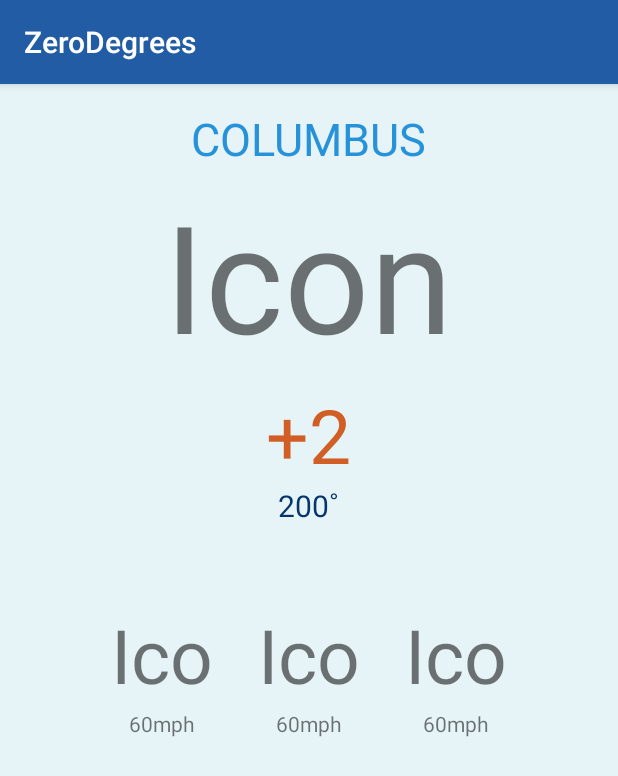
After one commit to ishg/ZeroDegrees, an Android app: the fragment HomeFragment shown on its own in the app's theme, on a phone screen of 412 x 824 dp. The commit adds this screen. Shown: the top 776 px of the screen. Run offline under Robolectric (Android 15) with nearby library versions, the phone set to English and light mode, and no system bars; our stand-ins replace Volley.

Commit message:
separating into fragments

```diff
--- /dev/null
+++ b/app/src/main/java/com/ishmeetgrewal/zerodegrees/HomeFragment.java
@@ -0,0 +1,204 @@
+package com.ishmeetgrewal.zerodegrees;
+
+import android.graphics.Typeface;
+import android.support.v4.app.Fragment;
+import android.content.Context;
+import android.os.Bundle;
+import android.util.Log;
+import android.view.LayoutInflater;
+import android.view.View;
+import android.view.ViewGroup;
+import android.widget.TextView;
+import android.widget.Toast;
+
+import com.android.volley.Request;
+import com.android.volley.RequestQueue;
+import com.android.volley.Response;
+import com.android.volley.VolleyError;
+import com.android.volley.toolbox.StringRequest;
+import com.android.volley.toolbox.Volley;
+
+import org.json.JSONObject;
+
+/**
+ * Created by ishmeet on 3/27/16.
+ */
+public class HomeFragment extends Fragment {
+
+
+
+    Context context;
+    Typeface weatherFont;
+
+    //UI ELEMENTS
+    TextView windTextView, precipTextView, visibilityTextView, actualTempView, customTempView, locationTextView;
+    TextView weatherIcon, windImageView, precipImageView, visibilityImageView;
+
+    public HomeFragment() {
+        // Required empty public constructor
+    }
+
+    @Override
+    public void onCreate(Bundle savedInstanceState) {
+        super.onCreate(savedInstanceState);
+        context = getContext();
+    }
+
+    @Override
+    public View onCreateView(LayoutInflater inflater, ViewGroup container,
+                             Bundle savedInstanceState) {
+        // Inflate the layout for this fragment
+        View rootView = inflater.inflate(R.layout.fragment_home, container, false);
+
+        weatherFont = Typeface.createFromAsset(context.getAssets(), "fonts/weather.ttf");
+
+        locationTextView = (TextView) rootView.findViewById(R.id.locationTextView);
+        customTempView = (TextView) rootView.findViewById(R.id.customTempView);
+        actualTempView = (TextView) rootView.findViewById(R.id.actualTempView);
+        windTextView = (TextView) rootView.findViewById(R.id.windTextView);
+        precipTextView = (TextView) rootView.findViewById(R.id.precipTextView);
+        visibilityTextView = (TextView) rootView.findViewById(R.id.visibilityTextView);
+
+        weatherIcon = (TextView) rootView.findViewById(R.id.currConditionView);
+        windImageView = (TextView) rootView.findViewById(R.id.windImageView);
+        precipImageView = (TextView) rootView.findViewById(R.id.precipImageView);
+        visibilityImageView = (TextView) rootView.findViewById(R.id.visibilityImageView);
+
+        weatherIcon.setTypeface(weatherFont);
+        windImageView.setTypeface(weatherFont);
+        precipImageView.setTypeface(weatherFont);
+        visibilityImageView.setTypeface(weatherFont);
+
+        return rootView;
+    }
+
+
+    private void updateWeatherData(){
+        new Thread(){
+            public void run(){
+                RequestQueue queue = Volley.newRequestQueue(context);
+                String url = FORECAST_API + context.getString(R.string.forecast_app_id) + "/" + Double.toString(mLatitude) + "," + Double.toString(mLongitude);
+
+
+                // Request a string response from the provided URL.
+                StringRequest stringRequest = new StringRequest(Request.Method.GET, url,
+                        new Response.Listener<String>() {
+                            @Override
+                            public void onResponse(String response) {
+                                // Display the first 500 characters of the response string.
+                                //Log.d(LOG, "Response is: " + response.substring(0, 500));
+                                renderWeather(response);
+                            }
+                        }, new Response.ErrorListener() {
+                    @Override
+                    public void onErrorResponse(VolleyError error) {
+                        Log.d(LOG, "That didn't work!");
+                        Toast.makeText(context,
+                                "Place not found",
+                                Toast.LENGTH_LONG).show();
+                    }
+                });
+                // Add the request to the RequestQueue.
+                queue.add(stringRequest);
+
+
+                /*
+
+                   IGNORE THIS BLOCK OF CODE
+
+                final JSONObject json = WeatherService.getJSON(context, Double.toString(mLatitude), Double.toString(mLongitude));
+                if(json == null){
+                    handler.post(new Runnable(){
+                        public void run(){
+
+                        }
+                    });
+                } else {
+                    handler.post(new Runnable(){
+                        public void run(){
+                            renderWeather(json);
+                        }
+                    });
+                }
+                */
+            }
+        }.start();
+    }
+
+    private void renderWeather(String response){
+        try {
+            //Log.d(LOG, "Ready to render weather");
+            Log.d(LOG, response);
+
+            //TODO: Parse the JSON and update the view of the main page
+            //Refer to the commented out area below for help
+            //Or look at the documentation for how to work with JSONObject
+            //http://developer.android.com/reference/org/json/JSONObject.html
+
+            JSONObject main = new JSONObject(response);
+            JSONObject current = main.getJSONObject("currently");
+
+            //current weather icon
+            setWeatherIcon(current.getString("icon"));
+
+            //current temperature
+            int temp = current.getInt("temperature");
+            String current_temp = Integer.toString(temp) + " \u2109";
+            actualTempView.setText(current_temp);
+
+            //adjusted temperature
+            String adjusted_temp = Integer.toString(temp - user.getTemp());
+            customTempView.setText(adjusted_temp);
+
+            //wind speed
+            String wind_speed = Integer.toString(current.getInt("windSpeed")) + " mph";
+            windTextView.setText(wind_speed);
+            windImageView.setText(this.getString(R.string.weather_icon_wind));
+
+            //chance of precipitation
+            String precipitation = current.getString("precipProbability") + "%";
+            precipTextView.setText(precipitation);
+            precipImageView.setText(this.getString(R.string.weather_icon_precip));
+
+            //visibility
+            String visibility = Integer.toString(current.getInt("visibility")) + " miles";
+            visibilityTextView.setText(visibility);
+            visibilityImageView.setText(this.getString(R.string.weather_icon_visibility));
+
+
+        }catch(Exception e){
+            Log.e(LOG, "One or more fields not found in the JSON data");
+        }
+    }
+
+    private void setWeatherIcon(String icon){
+        Log.d(LOG, icon);
+        switch(icon) {
+            case "clear-day" : icon = this.getString(R.string.weather_clear_day);
+                break;
+            case "clear-night" : icon = this.getString(R.string.weather_clear_night);
+                break;
+            case "partly-cloudy-day" : icon = this.getString(R.string.weather_partly_cloudy_day);
+                break;
+            case "partly-cloudy-night" : icon = this.getString(R.string.weather_partly_cloudy_night);
+                break;
+            case "wind" : icon = this.getString(R.string.weather_wind);
+                break;
+            case "fog" : icon = this.getString(R.string.weather_fog);
+                break;
+            case "cloudy" : icon = this.getString(R.string.weather_cloudy);
+                break;
+            case "rain" : icon = this.getString(R.string.weather_rain);
+                break;
+            case "snow" : icon = this.getString(R.string.weather_snow);
+                break;
+            case "drizzle" : icon = this.getString(R.string.weather_drizzle);
+                break;
+            case "thunder" : icon = this.getString(R.string.weather_thunder);
+                break;
+        }
+        weatherIcon.setText(icon);
+    }
+
+
+}
--- a/app/src/main/res/layout/app_bar_main.xml
+++ b/app/src/main/res/layout/app_bar_main.xml
@@ -21,6 +21,10 @@
 
     </android.support.design.widget.AppBarLayout>
 
-    <include layout="@layout/content_main" />
+    <FrameLayout xmlns:android="http://schemas.android.com/apk/res/android"
+        android:id="@+id/fragmentContainer"
+        android:layout_width="match_parent"
+        android:layout_height="match_parent"
+        />
 
 </android.support.design.widget.CoordinatorLayout>
--- /dev/null
+++ b/app/src/main/res/layout/fragment_home.xml
@@ -0,0 +1,148 @@
+<?xml version="1.0" encoding="utf-8"?>
+<LinearLayout xmlns:android="http://schemas.android.com/apk/res/android"
+    xmlns:app="http://schemas.android.com/apk/res-auto"
+    xmlns:tools="http://schemas.android.com/tools"
+    android:background="@color/background"
+    android:layout_width="match_parent"
+    android:layout_height="match_parent"
+    android:paddingBottom="100dp"
+    android:paddingLeft="@dimen/activity_horizontal_margin"
+    android:paddingRight="@dimen/activity_horizontal_margin"
+    android:paddingTop="@dimen/activity_vertical_margin"
+    app:layout_behavior="@string/appbar_scrolling_view_behavior"
+    tools:context="com.ishmeetgrewal.zerodegrees.MainActivity"
+    tools:showIn="@layout/app_bar_main"
+    android:orientation="vertical"
+    android:gravity="center_horizontal"
+    >
+
+
+    <TextView
+        android:id="@+id/locationTextView"
+        android:layout_width="wrap_content"
+        android:layout_height="wrap_content"
+        android:text="@string/location"
+        android:textAllCaps="true"
+        android:textSize="@dimen/location_text"
+        android:textColor="@color/colorAccent"/>
+
+    <TextView
+        android:layout_width="wrap_content"
+        android:layout_height="wrap_content"
+        android:layout_gravity="center_horizontal"
+        android:text="Icon"
+        android:textSize="100sp"
+        android:id="@+id/currConditionView"
+        />
+
+    <TextView
+        android:id="@+id/customTempView"
+        android:layout_width="wrap_content"
+        android:layout_height="wrap_content"
+        android:text="@string/comfort"
+        android:layout_gravity="center_horizontal"
+        android:textColor="@color/colorAccent2"
+        android:textSize="50dp"
+        />
+
+    <TextView
+        android:id="@+id/actualTempView"
+        android:layout_width="wrap_content"
+        android:layout_height="wrap_content"
+        android:layout_gravity="center_horizontal"
+        android:textSize="20dp"
+        android:textColor="@color/colorPrimaryDark"
+        android:text="@string/temp"
+        />
+
+
+    <LinearLayout
+        android:layout_width="match_parent"
+        android:layout_height="wrap_content"
+        android:orientation="horizontal"
+        android:layout_marginTop="50dp"
+        android:gravity="center_horizontal">
+
+        <LinearLayout
+            android:layout_width="wrap_content"
+            android:layout_height="wrap_content"
+            android:orientation="vertical"
+            android:paddingBottom="30dp">
+
+            <TextView
+                android:layout_width="wrap_content"
+                android:layout_height="wrap_content"
+                android:layout_gravity="center_horizontal"
+                android:text="Ico"
+                android:textSize="50sp"
+                android:id="@+id/windImageView"
+                />
+
+            <TextView
+                android:id="@+id/windTextView"
+                android:layout_width="match_parent"
+                android:layout_height="wrap_content"
+                android:text="@string/wind"
+                android:gravity="center_horizontal"
+                />
+
+        </LinearLayout>
+
+        <LinearLayout
+            android:layout_width="wrap_content"
+            android:layout_height="wrap_content"
+            android:orientation="vertical"
+            android:paddingBottom="30dp"
+            android:layout_marginLeft="30dp"
+            android:layout_marginRight="30dp">
+
+            <TextView
+                android:layout_width="wrap_content"
+                android:layout_height="wrap_content"
+                android:layout_gravity="center_horizontal"
+                android:text="Ico"
+                android:textSize="50sp"
+                android:id="@+id/precipImageView"
+                />
+
+            <TextView
+                android:id="@+id/precipTextView"
+                android:layout_width="match_parent"
+                android:layout_height="wrap_content"
+                android:layout_gravity="center_vertical"
+                android:text="@string/wind"
+                android:gravity="center_horizontal"
+                />
+
+        </LinearLayout>
+
+        <LinearLayout
+            android:layout_width="wrap_content"
+            android:layout_height="wrap_content"
+            android:orientation="vertical"
+            android:paddingBottom="30dp">
+
+            <TextView
+                android:layout_width="wrap_content"
+                android:layout_height="wrap_content"
+                android:layout_gravity="center_horizontal"
+                android:text="Ico"
+                android:textSize="50sp"
+                android:id="@+id/visibilityImageView"
+                />
+
+            <TextView
+                android:id="@+id/visibilityTextView"
+                android:layout_width="wrap_content"
+                android:layout_height="wrap_content"
+                android:layout_gravity="center_horizontal"
+                android:text="@string/wind"
+                android:gravity="center_horizontal"
+                />
+
+        </LinearLayout>
+
+
+    </LinearLayout>
+
+</LinearLayout>
```
Also changed, not shown: app/src/main/java/com/ishmeetgrewal/zerodegrees/ApparelFragment.java (added, +35 -0 lines), app/src/main/java/com/ishmeetgrewal/zerodegrees/MainActivity.java (+25 -164 lines), app/src/main/java/com/ishmeetgrewal/zerodegrees/PlacesFragment.java (added, +35 -0 lines), app/src/main/res/layout/fragment_apparel.xml (added, +12 -0 lines), app/src/main/res/layout/fragment_places.xml (added, +11 -0 lines).
